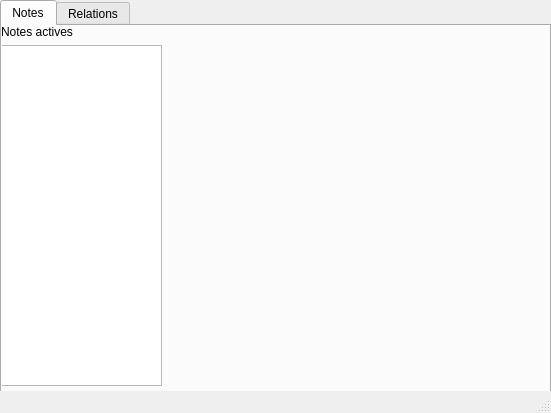
Above: QtVersion/mainwindow.ui from julieberteaux/LO21 before the change. Below: the same form after it.
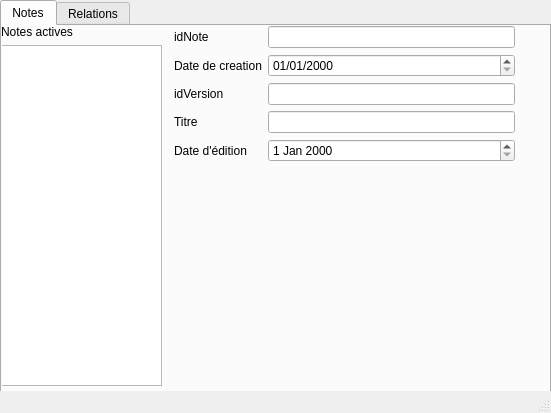
That is the form after the change.

What changed in the file:
```diff
--- a/QtVersion/mainwindow.ui
+++ b/QtVersion/mainwindow.ui
@@ -60,6 +60,85 @@
        </item>
       </layout>
      </widget>
+     <widget class="QWidget" name="verticalLayoutWidget_2">
+      <property name="geometry">
+       <rect>
+        <x>172</x>
+        <y>0</y>
+        <width>341</width>
+        <height>361</height>
+       </rect>
+      </property>
+      <layout class="QVBoxLayout" name="verticalLayout_7">
+       <item>
+        <layout class="QFormLayout" name="formLayout">
+         <item row="0" column="0">
+          <widget class="QLabel" name="idNoteLabel">
+           <property name="text">
+            <string>idNote</string>
+           </property>
+          </widget>
+         </item>
+         <item row="0" column="1">
+          <widget class="QLineEdit" name="idNoteLineEdit"/>
+         </item>
+         <item row="1" column="0">
+          <widget class="QLabel" name="dateCreaLabel">
+           <property name="text">
+            <string>Date de creation</string>
+           </property>
+          </widget>
+         </item>
+         <item row="1" column="1">
+          <widget class="QDateEdit" name="dateCreaDateEdit">
+           <property name="currentSection">
+            <enum>QDateTimeEdit::DaySection</enum>
+           </property>
+           <property name="displayFormat">
+            <string>dd/MM/yyyy</string>
+           </property>
+          </widget>
+         </item>
+         <item row="2" column="1">
+          <widget class="QLineEdit" name="idVersionLineEdit"/>
+         </item>
+         <item row="3" column="0">
+          <widget class="QLabel" name="titleLabel">
+           <property name="text">
+            <string>Titre</string>
+           </property>
+          </widget>
+         </item>
+         <item row="3" column="1">
+          <widget class="QLineEdit" name="titleLineEdit"/>
+         </item>
+         <item row="4" column="0">
+          <widget class="QLabel" name="dateEditLabel">
+           <property name="text">
+            <string>Date d'édition</string>
+           </property>
+          </widget>
+         </item>
+         <item row="4" column="1">
+          <widget class="QDateEdit" name="dateEditDateEdit"/>
+         </item>
+         <item row="2" column="0">
+          <widget class="QLabel" name="idVersionLabel">
+           <property name="text">
+            <string>idVersion</string>
+           </property>
+          </widget>
+         </item>
+        </layout>
+       </item>
+       <item>
+        <layout class="QFormLayout" name="formLayout_3"/>
+       </item>
+      </layout>
+     </widget>
+     <zorder>verticalLayoutWidget</zorder>
+     <zorder>verticalLayoutWidget_2</zorder>
+     <zorder>activenotes</zorder>
     </widget>
     <widget class="QWidget" name="Relations">
      <attribute name="title">
```
Left out of the diff: 7 changed lines with no effect on the pictures.
